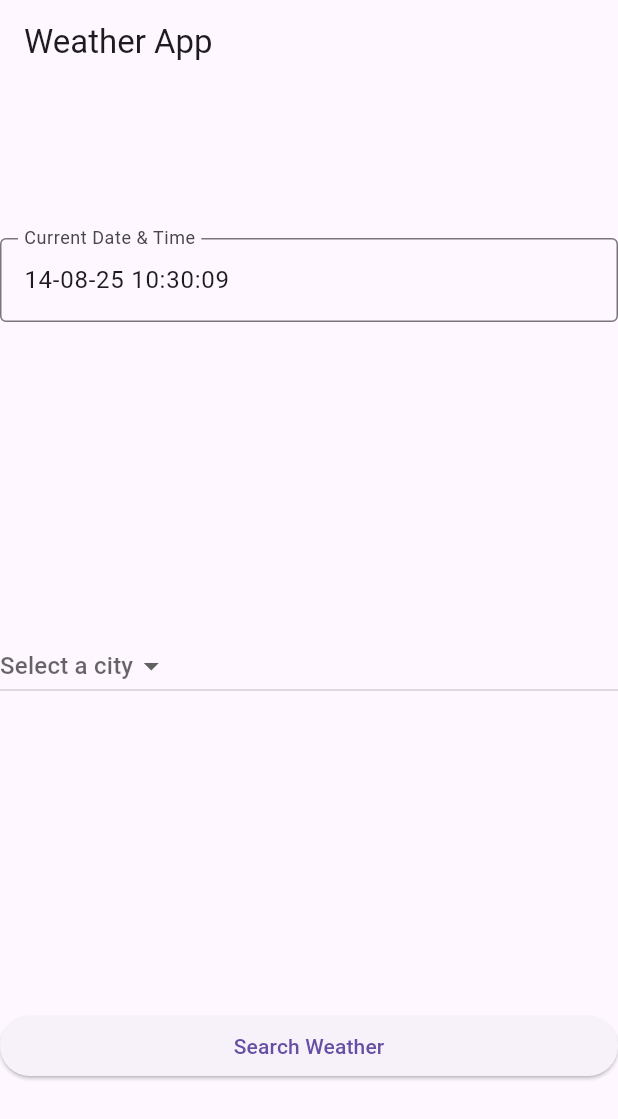
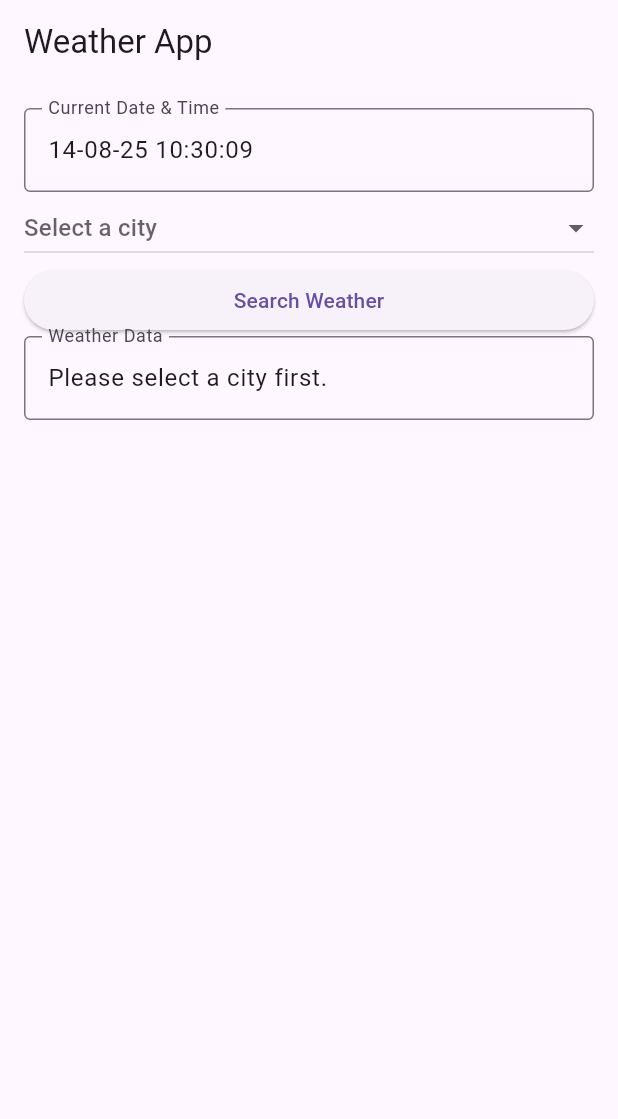
Before and after one commit to ppedro20/weather_app, a Flutter app: the screen it shows after launch, after a tap on "Search Weather", on a phone screen of 412 x 824 dp. Shown: the top 1119 px of the screen. Run offline on Flutter 3.47's test engine with Material 3 defaults, Android fonts, the phone set to English and light mode, and no system bars; our stand-ins replace logger.

Commit message:
feat: search weather + api

```diff
--- a/lib/main.dart
+++ b/lib/main.dart
@@ -1,17 +1,14 @@
 import 'package:flutter/material.dart';
+import 'dart:async';
+import 'dart:convert';
+import 'package:http/http.dart' as http;
+import 'package:logger/logger.dart';
 import 'date.dart';
-import 'dart:async';
-import 'package:logger/logger.dart';
-import 'package:flutter_dotenv/flutter_dotenv.dart';
 
 final logger = Logger();
+String? _selectedCity;
 
-final apiKey = dotenv.env['WEATHER_API_KEY'];
-
-void main() {
-  runApp(const MyApp());
-}
-
+// Map of city names to OpenWeatherMap city IDs
 final Map<String, int> cityID = {
   'Lisboa': 2267056,
   'Leiria': 2267094,
@@ -20,14 +17,22 @@ final Map<String, int> cityID = {
   'Faro': 2268337,
 };
 
-String? _selectedCity;
+// Read from compile-time environment variable
+const apiKey = String.fromEnvironment('WEATHER_API_KEY');
+
+Future<void> main() async {
+  runApp(const MyApp());
+}
 
 class MyApp extends StatelessWidget {
   const MyApp({super.key});
 
   @override
   Widget build(BuildContext context) {
-    return const MaterialApp(home: DateTimeDisplay());
+    return const MaterialApp(
+      home: DateTimeDisplay(),
+      debugShowCheckedModeBanner: false,
+    );
   }
 }
 
@@ -40,7 +45,9 @@ class DateTimeDisplay extends StatefulWidget {
 
 class DateTimeDisplayState extends State<DateTimeDisplay> {
   String _dateTimeString = '';
+  String _weatherData = '';
   late Timer _timer;
+  bool _isLoading = false;
 
   @override
   void initState() {
@@ -59,22 +66,65 @@ class DateTimeDisplayState extends State<DateTimeDisplay> {
     super.dispose();
   }
 
+  Future<void> fetchWeatherData() async {
+    if (_selectedCity == null) {
+      setState(() => _weatherData = "Please select a city first.");
+      return;
+    }
+
+    setState(() {
+      _isLoading = true;
+      _weatherData = '';
+    });
+
+    final cityId = cityID[_selectedCity];
+    final url =
+        "https://api.openweathermap.org/data/2.5/forecast?id=$cityId&APPID=$apiKey&units=metric";
+
+    try {
+      final response = await http.get(Uri.parse(url));
+      if (response.statusCode == 200) {
+        final data = jsonDecode(response.body);
+        final cityName = data['city']['name'];
+        final temp = data['list'][0]['main']['temp'];
+        final description = data['list'][0]['weather'][0]['description'];
+
+        setState(() {
+          _weatherData =
+              "City: $cityName\nTemperature: $temp°C\nCondition: $description";
+        });
+      } else {
+        setState(() {
+          _weatherData = "Error fetching weather: ${response.statusCode}";
+        });
+      }
+    } catch (e) {
+      setState(() {
+        _weatherData = "Exception fetching weather: $e";
+      });
+    } finally {
+      setState(() => _isLoading = false);
+    }
+  }
+
   @override
   Widget build(BuildContext context) {
     return Scaffold(
       appBar: AppBar(title: const Text("Weather App")),
-      body: Center(
+      body: SingleChildScrollView(
+        padding: const EdgeInsets.all(16),
         child: Column(
+          crossAxisAlignment: CrossAxisAlignment.stretch,
           mainAxisAlignment: MainAxisAlignment.spaceAround,
-          crossAxisAlignment: CrossAxisAlignment.stretch,
           children: [
-            //Display current date and time
+            // Display the current date and time
             _buildReadOnlyField("Current Date & Time", _dateTimeString),
 
-            //City selection dropdown
+            // Dropdown for selecting a city
             DropdownButton<String>(
               hint: const Text("Select a city"),
               value: _selectedCity,
+              isExpanded: true,
               items: cityID.keys.map((String city) {
                 return DropdownMenuItem<String>(value: city, child: Text(city));
               }).toList(),
@@ -86,11 +136,20 @@ class DateTimeDisplayState extends State<DateTimeDisplay> {
               },
             ),
 
-            //Button to search weather
+            // Button to fetch weather data
             ElevatedButton(
-              onPressed: () => logger.i("Searched for weather in $_selectedCity"),
-              child: const Text("Search Weather"),
+              onPressed: _isLoading ? null : fetchWeatherData,
+              child: _isLoading
+                  ? const CircularProgressIndicator(
+                      color: Colors.white,
+                      strokeWidth: 2,
+                    )
+                  : const Text("Search Weather"),
             ),
+
+            // Display the fetched weather data
+            if (_weatherData.isNotEmpty)
+            _buildReadOnlyField("Weather Data", _weatherData),
           ],
         ),
       ),
@@ -100,6 +159,7 @@ class DateTimeDisplayState extends State<DateTimeDisplay> {
   Widget _buildReadOnlyField(String label, String value) {
     return TextField(
       readOnly: true,
+      maxLines: null,
       decoration: InputDecoration(
         labelText: label,
         border: const OutlineInputBorder(),
--- a/pubspec.yaml
+++ b/pubspec.yaml
@@ -37,6 +37,7 @@ dependencies:
   intl: ^0.18.0
   logger: ^2.4.0
   flutter_dotenv: ^5.0.2
+  http: ^1.2.1
 
 dev_dependencies:
   flutter_test:
```
Also changed, not shown: pubspec.lock, 1 other file.
